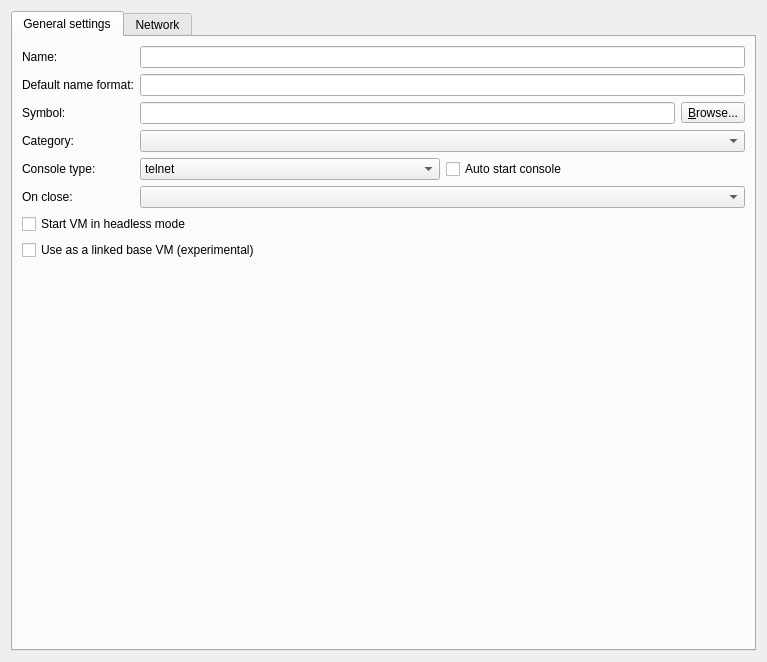
Qt form gns3/modules/vmware/ui/vmware_vm_configuration_page.ui (GNS3/gns3-gui) before a commit.
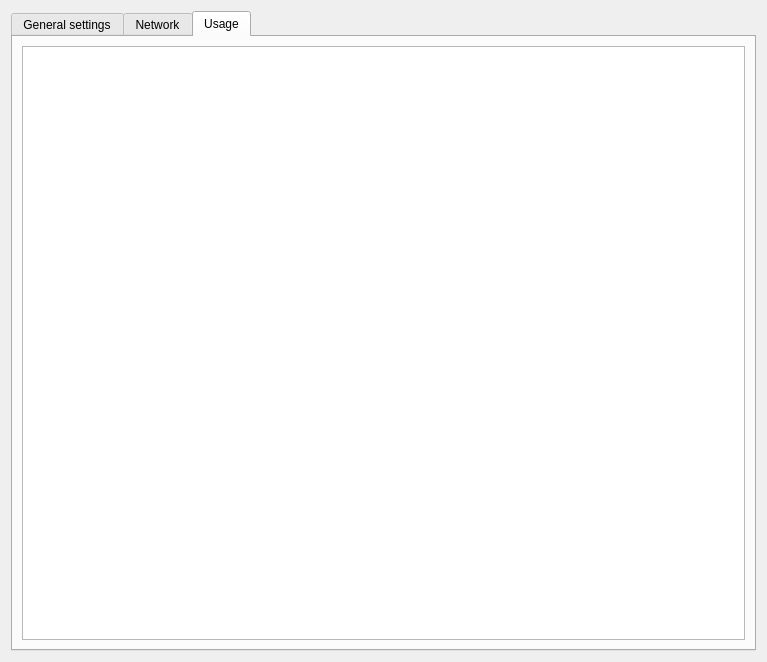
The same form after that commit. The open tabs and pages were chosen to show the change.

Commit message: New node information dialog to display general, usage and command line information. Ref https://github.com/GNS3/gns3-gui/issues/2662 https://github.com/GNS3/gns3-gui/issues/2656

```diff
--- a/gns3/modules/vmware/ui/vmware_vm_configuration_page.ui
+++ b/gns3/modules/vmware/ui/vmware_vm_configuration_page.ui
@@ -277,6 +277,16 @@
        </item>
       </layout>
      </widget>
+     <widget class="QWidget" name="tab_3">
+      <attribute name="title">
+       <string>Usage</string>
+      </attribute>
+      <layout class="QVBoxLayout" name="verticalLayout_2">
+       <item>
+        <widget class="QPlainTextEdit" name="uiUsageTextEdit"/>
+       </item>
+      </layout>
+     </widget>
     </widget>
    </item>
   </layout>
```
The commit also changes 34 other files.
